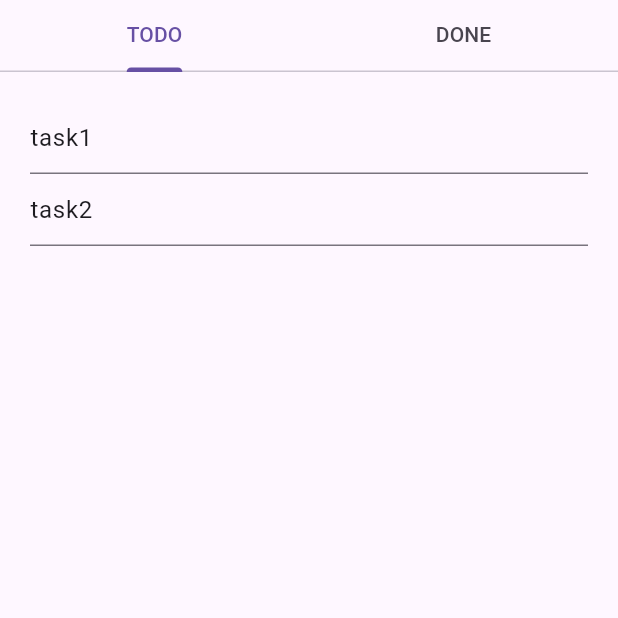
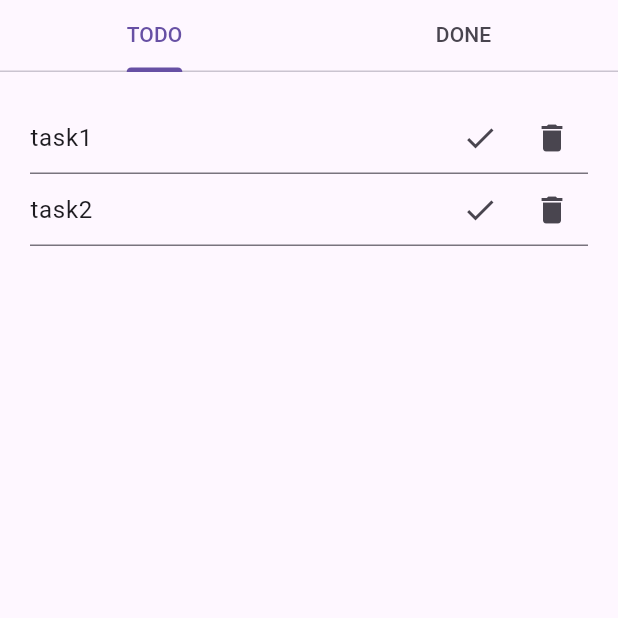
Before and after one commit to Killing11L/todo, a Flutter app: the screen it shows after launch, on a phone screen of 412 x 824 dp, the top half of it. Run offline on Flutter 3.47's test engine with Material 3 defaults, Android fonts, the phone set to English and light mode, and no system bars.

Commit message:
todo
Signed-off-by: feiwei <1071005748@qq.com>

```diff
--- a/lib/todo_page.dart
+++ b/lib/todo_page.dart
@@ -1,4 +1,6 @@
+import 'package:flutter/cupertino.dart';
 import 'package:flutter/material.dart';
+import 'package:flutter/widgets.dart';
 import 'package:todo/task.dart';
 import 'package:todo/task_store.dart';
 
@@ -25,8 +27,10 @@ class _TodoPageState extends State<TodoPage> {
     _tasks = TaskStore.getInstance().getTasks(false);
 
     _textEditControllers.clear();
-    _tasks.forEach(
-        (e) => _textEditControllers.add(TextEditingController(text: e.desc)));
+    _tasks.forEach((e) {
+      _textEditControllers.add(TextEditingController(text: e.desc));
+    });
+
     print('_showInputField: ${_showInputField}');
     return GestureDetector(
       onTapDown: (details) {
@@ -74,18 +78,7 @@ class _TodoPageState extends State<TodoPage> {
               );
             }
 
-            return MouseRegion(
-              onEnter: (event) {
-                setState(() {
-                  _isHoveredIndex = index;
-                });
-              },
-              onExit: (event) {
-                setState(() {
-                  _isHoveredIndex = -1;
-                });
-              },
-              child: Stack(
+            return Stack(
               children: [
                 TextField(
                   controller: _textEditControllers[index],
@@ -100,18 +93,17 @@ class _TodoPageState extends State<TodoPage> {
                     _editIndex = index;
                   },
                 ),
-                  if (_isHoveredIndex == index)
                 Positioned(
                   right: 0,
                   child: Row(
+                    mainAxisAlignment: MainAxisAlignment.end,
                     children: [
                       IconButton(
                         icon: const Icon(Icons.check),
                         onPressed: () {
                           TaskStore.getInstance().editTask(
                               uuid: _tasks[index].id,
-                                  desc:
-                                      _textEditControllers[index].text.trim(),
+                              desc: _textEditControllers[index].text.trim(),
                               isComplete: true);
                           setState(() {});
                         },
@@ -128,7 +120,6 @@ class _TodoPageState extends State<TodoPage> {
                   ),
                 ),
               ],
-              ),
             );
           },
         ),
```
Lines whose indentation alone changed are shown as unchanged.
